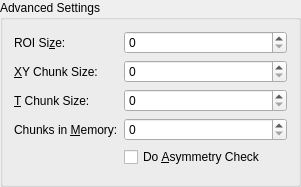
Above: gui/advancedsettingsgroupbox.ui from ukoethe/simple-STORM before the change. Below: the same form after it.
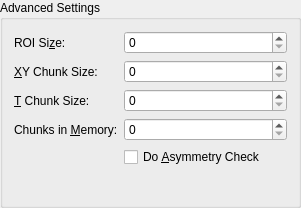
That is the form after the change.

The edit to the form file:
```diff
--- a/gui/advancedsettingsgroupbox.ui
+++ b/gui/advancedsettingsgroupbox.ui
@@ -7,7 +7,7 @@
     <x>0</x>
     <y>0</y>
     <width>301</width>
-    <height>175</height>
+    <height>208</height>
    </rect>
   </property>
   <property name="windowTitle">
@@ -17,6 +17,9 @@
    <string>Advanced Settings</string>
   </property>
   <layout class="QFormLayout" name="formLayout">
+   <property name="fieldGrowthPolicy">
+    <enum>QFormLayout::ExpandingFieldsGrow</enum>
+   </property>
    <item row="0" column="0">
     <widget class="QLabel" name="label_9">
      <property name="text">
@@ -104,19 +107,6 @@
      </property>
     </widget>
    </item>
-   <item row="5" column="1">
-    <spacer name="verticalSpacer">
-     <property name="orientation">
-      <enum>Qt::Vertical</enum>
-     </property>
-     <property name="sizeHint" stdset="0">
-      <size>
-       <width>20</width>
-       <height>40</height>
-      </size>
-     </property>
-    </spacer>
-   </item>
   </layout>
  </widget>
  <resources/>
```
Left out of the diff: 60 changed lines with no effect on the pictures.
